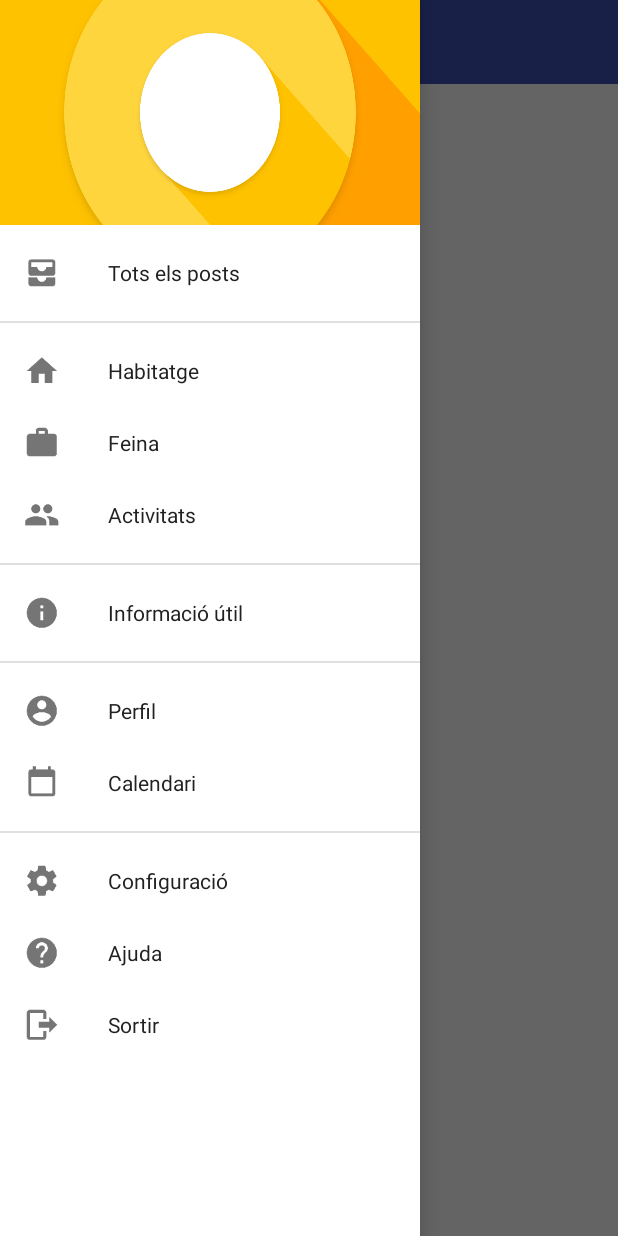
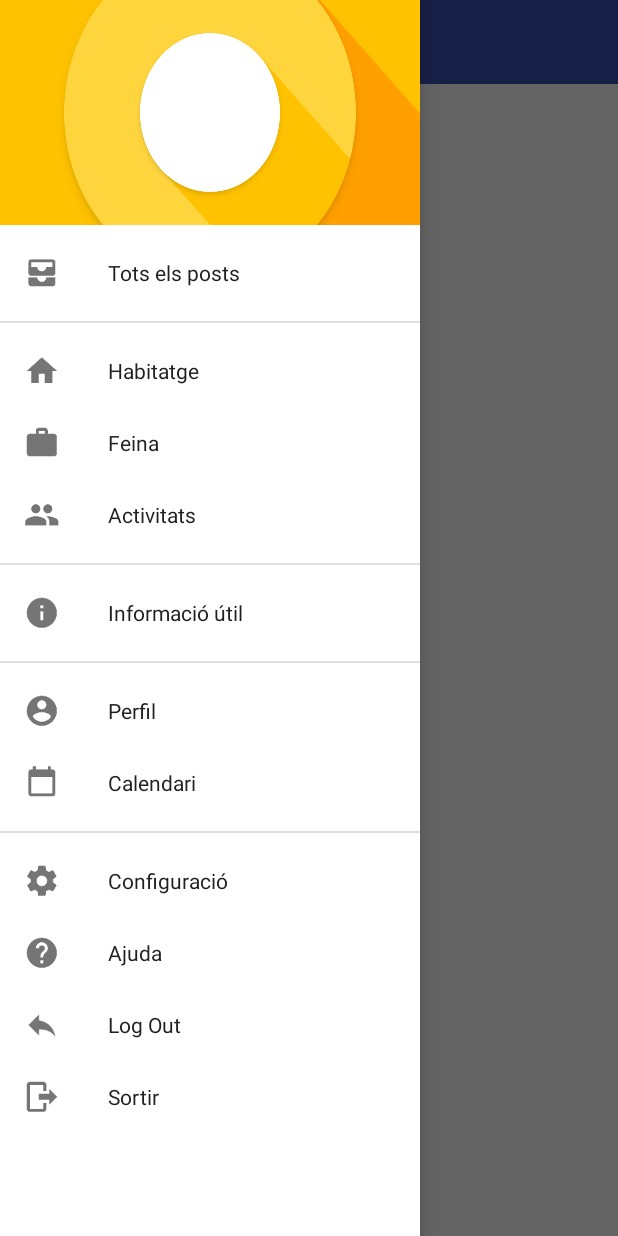
Before and after one commit to oriolborrellroig/PESIntegra, an Android app: the AllPostsActivity screen opened directly, with no data from a screen before it, with the side drawer open, on a phone screen of 412 x 824 dp. Run offline under Robolectric (Android 15) with nearby library versions, the phone set to English and light mode, and no system bars.

```diff
--- a/app/src/main/res/menu/navigation_drawer_menu.xml
+++ b/app/src/main/res/menu/navigation_drawer_menu.xml
@@ -75,6 +75,11 @@
         </item>
         <item
             android:id="@+id/logout"
+            android:title="Log Out"
+            android:icon="@mipmap/ic_reply_black_36dp">
+        </item>
+        <item
+            android:id="@+id/exit"
             android:title="Sortir"
             android:icon="@mipmap/ic_logout_grey600_36dp">
         </item>
```
Also changed, not shown: app/src/main/java/integra/pesintegra/Presentation/BaseActivity.java (+29 -1 lines), app/src/main/res/mipmap-hdpi/ic_reply_black_36dp.png (added), app/src/main/res/mipmap-mdpi/ic_reply_black_36dp.png (added), app/src/main/res/mipmap-xhdpi/ic_reply_black_36dp.png (added), app/src/main/res/mipmap-xxhdpi/ic_reply_black_36dp.png (added), app/src/main/res/mipmap-xxxhdpi/ic_reply_black_36dp.png (added).
